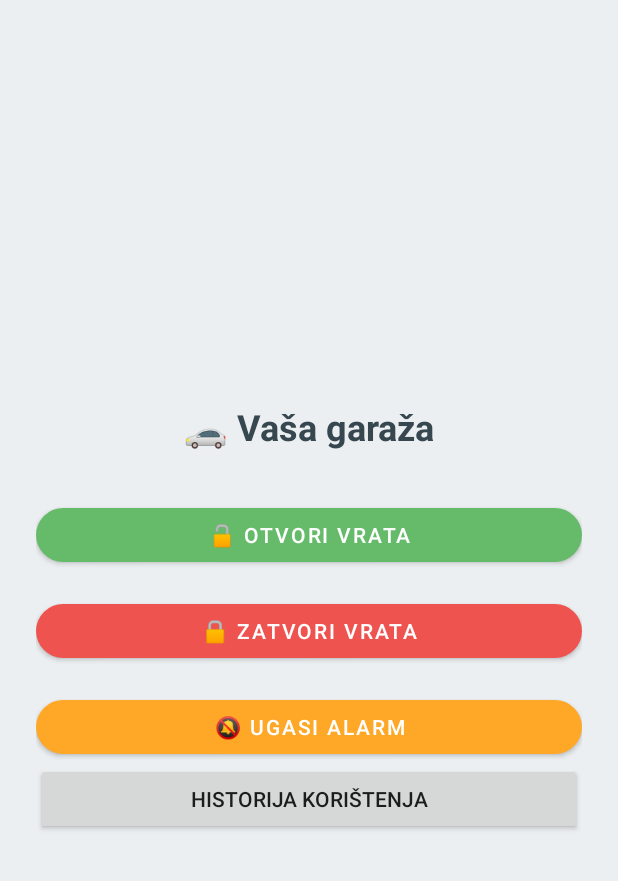
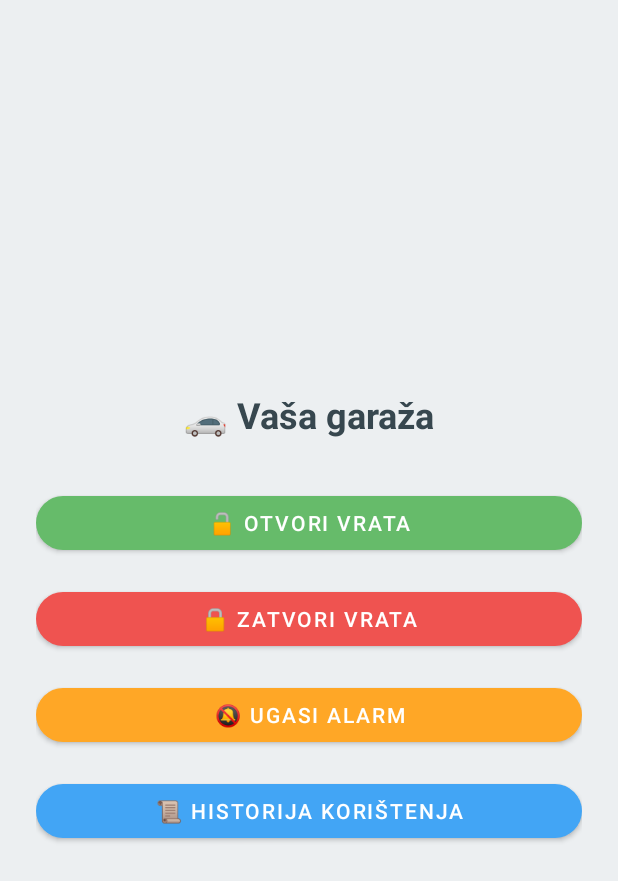
Before and after one commit to dtankovic/UgradbeniSistemi, an Android app built with Jetpack Compose: the screen it shows after launch (MainActivity), on a phone screen of 412 x 824 dp. Shown: the top 881 px of the screen. Run offline under Robolectric (Android 15) with nearby library versions, the phone set to English and light mode, and no system bars.

Commit message:
home button fix

```diff
--- a/GarazaApp/app/build.gradle.kts
+++ b/GarazaApp/app/build.gradle.kts
@@ -10,7 +10,7 @@ android {
 
     defaultConfig {
         applicationId = "etf.ri.us.garazaapp"
-        minSdk = 31
+        minSdk = 28
         targetSdk = 35
         versionCode = 1
         versionName = "1.0"
--- a/GarazaApp/app/src/main/res/layout/activity_main.xml
+++ b/GarazaApp/app/src/main/res/layout/activity_main.xml
@@ -61,12 +61,16 @@
             app:backgroundTint="#FFA726"
             android:textColor="#FFFFFF" />
 
-        <Button
+        <com.google.android.material.button.MaterialButton
             android:id="@+id/btnHistory"
             android:layout_width="match_parent"
             android:layout_height="wrap_content"
-            android:text="Historija korištenja" />
-
+            android:text="📜 Historija korištenja"
+            app:cornerRadius="28dp"
+            app:iconGravity="textStart"
+            android:layout_marginTop="16dp"
+            app:backgroundTint="#42A5F5"
+            android:textColor="#FFFFFF" />
 
     </LinearLayout>
 </androidx.constraintlayout.widget.ConstraintLayout>
```
Also changed, not shown: GarazaApp/app/src/main/java/etf/ri/us/garazaapp/MainActivity.kt (+10 -0 lines).
